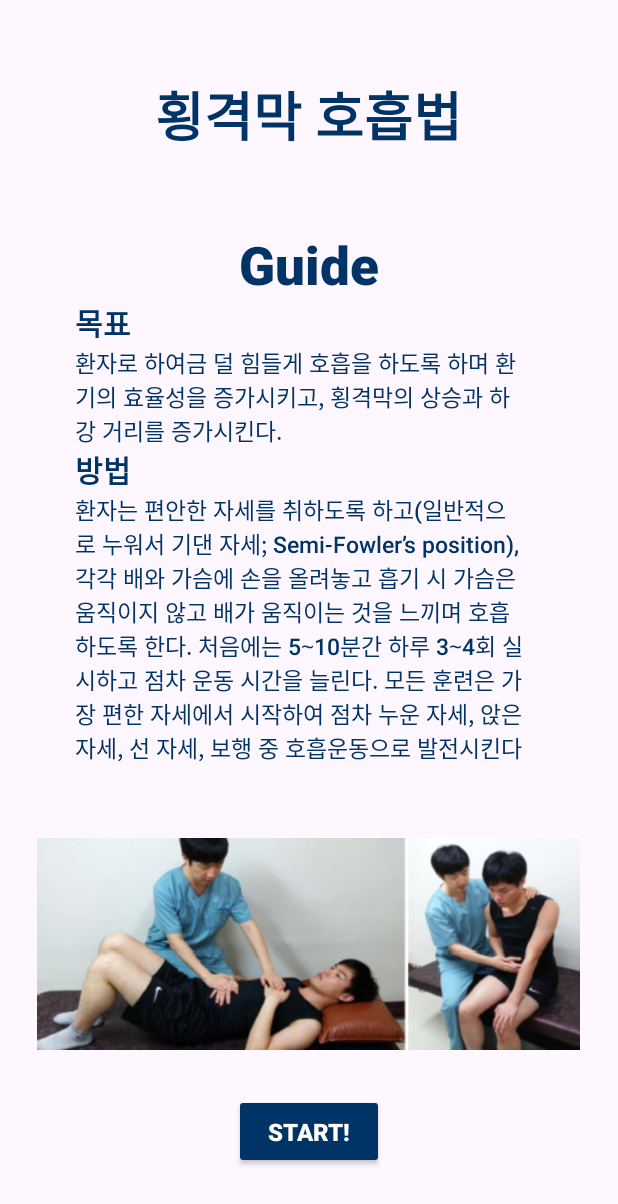
After one commit to YEJIN-HB/DHT_COPD, an Android app: the diaphragmActivity screen opened directly, with no data from a screen before it, on a phone screen of 412 x 824 dp. The commit adds this screen. Shown: the top 1204 px of the screen. Run offline under Robolectric (Android 15) with nearby library versions, the phone set to English and light mode, and no system bars.

Commit message:
횡격막 호흡법 완료

```diff
--- a/app/src/main/AndroidManifest.xml
+++ b/app/src/main/AndroidManifest.xml
@@ -1,6 +1,9 @@
 <?xml version="1.0" encoding="utf-8"?>
 <manifest xmlns:android="http://schemas.android.com/apk/res/android"
     xmlns:tools="http://schemas.android.com/tools">
+
+    <uses-permission android:name="android.permission.INTERNET" />
+
 
     <application
         android:allowBackup="true"
@@ -24,6 +27,9 @@
         </activity>
 
         <activity android:name=".trainingActivity" />
+        <activity android:name=".diaphragmActivity" />
+        <activity android:name=".diaphragmStart" />
+
     </application>
 
 </manifest>
--- /dev/null
+++ b/app/src/main/java/com/cookandroid/copd/diaphragmActivity.java
@@ -0,0 +1,30 @@
+package com.cookandroid.copd;
+
+import android.app.Activity;
+import android.content.Intent;
+import android.os.Bundle;
+import android.view.View;
+import android.webkit.WebSettings;
+import android.webkit.WebView;
+import android.widget.Button;
+
+public class diaphragmActivity extends Activity {
+    @Override
+    protected void onCreate(Bundle savedInstanceState) {
+        super.onCreate(savedInstanceState);
+        setContentView(R.layout.diaphragm);
+
+        Button btnStart = (Button) findViewById(R.id.btnStart_Diaphragm);
+
+        btnStart.setOnClickListener(new View.OnClickListener() {
+            @Override
+            public void onClick(View view){
+                Intent intent = new Intent(getApplicationContext(),
+                        diaphragmStart.class);
+                startActivity(intent);
+            }
+        });
+    }
+
+
+}
--- /dev/null
+++ b/app/src/main/res/layout/diaphragm.xml
@@ -0,0 +1,115 @@
+<?xml version="1.0" encoding="utf-8"?>
+<ScrollView
+    xmlns:android="http://schemas.android.com/apk/res/android"
+    xmlns:app="http://schemas.android.com/apk/res-auto"
+    xmlns:tools="http://schemas.android.com/tools"
+    android:layout_width="fill_parent"
+    android:layout_height="fill_parent"
+    android:orientation="vertical">
+
+    <LinearLayout
+        android:layout_width="fill_parent"
+        android:layout_height="fill_parent"
+        android:orientation="vertical">
+
+        <TextView
+            android:id="@+id/TrainingTitle"
+            android:layout_width="wrap_content"
+            android:layout_height="wrap_content"
+            android:fontFamily="sans-serif-medium"
+            android:text="@string/btn_diaphragm"
+            android:textColor="#003366"
+            android:textSize="35sp"
+            android:textStyle="bold"
+            android:layout_gravity="center_horizontal"
+            android:layout_marginTop="50dp" />
+
+        <TextView
+            android:id="@+id/TrainingGuide"
+            android:layout_width="wrap_content"
+            android:layout_height="wrap_content"
+            android:fontFamily="sans-serif-medium"
+            android:text="@string/guide"
+            android:textColor="#003366"
+            android:textSize="35sp"
+            android:textStyle="bold"
+            android:layout_gravity="center_horizontal"
+            android:layout_marginTop="50dp" />
+
+        <TextView
+            android:id="@+id/TrainingGoal"
+            android:layout_width="wrap_content"
+            android:layout_height="wrap_content"
+            android:fontFamily="sans-serif-medium"
+            android:text="@string/goal"
+            android:textColor="#003366"
+            android:textSize="20sp"
+            android:textStyle="bold"
+            android:layout_marginLeft="50dp" />
+
+        <TextView
+            android:id="@+id/TrainingText"
+            android:layout_width="300dp"
+            android:layout_height="wrap_content"
+            android:fontFamily="sans-serif-medium"
+            android:text="@string/diaphragm_text"
+            android:textColor="#003366"
+            android:textSize="15sp"
+            android:layout_marginLeft="50dp" />
+
+        <TextView
+            android:id="@+id/TrainingMethod"
+            android:layout_width="wrap_content"
+            android:layout_height="wrap_content"
+            android:fontFamily="sans-serif-medium"
+            android:text="@string/method"
+            android:textColor="#003366"
+            android:textSize="20sp"
+            android:textStyle="bold"
+            android:layout_marginLeft="50dp" />
+
+        <TextView
+            android:id="@+id/TrainingMText"
+            android:layout_width="300dp"
+            android:layout_height="wrap_content"
+            android:fontFamily="sans-serif-medium"
+            android:text="@string/diaphragm_method_text"
+            android:textColor="#003366"
+            android:textSize="15sp"
+            android:layout_marginLeft="50dp" />
+
+        <VideoView
+            android:id="@+id/videoView2"
+            android:layout_width="match_parent"
+            android:layout_height="wrap_content" />
+
+        <ImageView
+            android:id="@+id/imageExample"
+            android:layout_width="362dp"
+            android:layout_height="200dp"
+            android:layout_gravity="center_horizontal"
+            android:layout_marginTop="20dp"
+            android:src="@drawable/diaphragm_img" />
+
+
+
+        <Button
+            android:id="@+id/btnStart_Diaphragm"
+            android:layout_width="100dp"
+            android:layout_height="50dp"
+            android:backgroundTint="#003366"
+            android:fontFamily="sans-serif-medium"
+            android:textColor="#FFFFFF"
+            android:textSize="16sp"
+            android:textStyle="bold"
+            android:text="@string/btn_start"
+            android:layout_gravity="center_horizontal" />
+
+
+
+    </LinearLayout>
+
+
+
+
+</ScrollView>
--- a/app/src/main/res/values/strings.xml
+++ b/app/src/main/res/values/strings.xml
@@ -10,4 +10,23 @@
     <string name="btn_mouse">오므린 입술 호흡법</string>
     <string name="btn_diaphragm_training">횡격막 강화 운동</string>
     <string name="btn_home">Home</string>
+
+    <string name="guide">Guide</string>
+    <string name="goal">목표</string>
+    <string name="method">방법</string>
+    <string name="diaphragm_text">
+        환자로 하여금 덜 힘들게 호흡을 하도록 하며 환기의 효율성을 증가시키고, 횡격막의 상승과 하강 거리를
+증가시킨다.</string>
+    <string name="diaphragm_method_text">
+        환자는 편안한 자세를 취하도록 하고(일반적으로 누워서 기댄 자세; Semi-Fowler’s position), 각각 배와
+가슴에 손을 올려놓고 흡기 시 가슴은 움직이지 않고 배가 움직이는 것을 느끼며 호흡하도록 한다. 처음에는 5∼10분간
+하루 3∼4회 실시하고 점차 운동 시간을 늘린다. 모든 훈련은 가장 편한 자세에서 시작하여 점차 누운 자세, 앉은
+자세, 선 자세, 보행 중 호흡운동으로 발전시킨다
+    </string>
+    <string name="btn_start">Start!</string>
+    <string name="timerstart5">5분 타이머 시작</string>
+    <string name="timerstart10">10분 타이머 시작</string>
+
+    <string name="timerEnd">완료!</string>
+    <string name="Count">완료 횟수: 0회</string>
 </resources>
```
Also changed, not shown: app/src/main/java/com/cookandroid/copd/diaphragmStart.java (added, +70 -0 lines), app/src/main/java/com/cookandroid/copd/trainingActivity.java (+27 -0 lines), app/src/main/res/layout/diaphragm_start.xml (added, +91 -0 lines), app/src/main/res/drawable/diaphragm_img.png (added).
